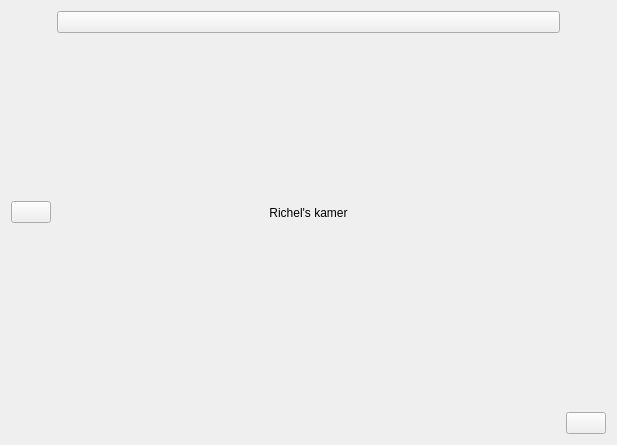
Before: the Qt Designer form kamer_richel.ui in djog/djog_nanos_2018, drawn with Qt 5.
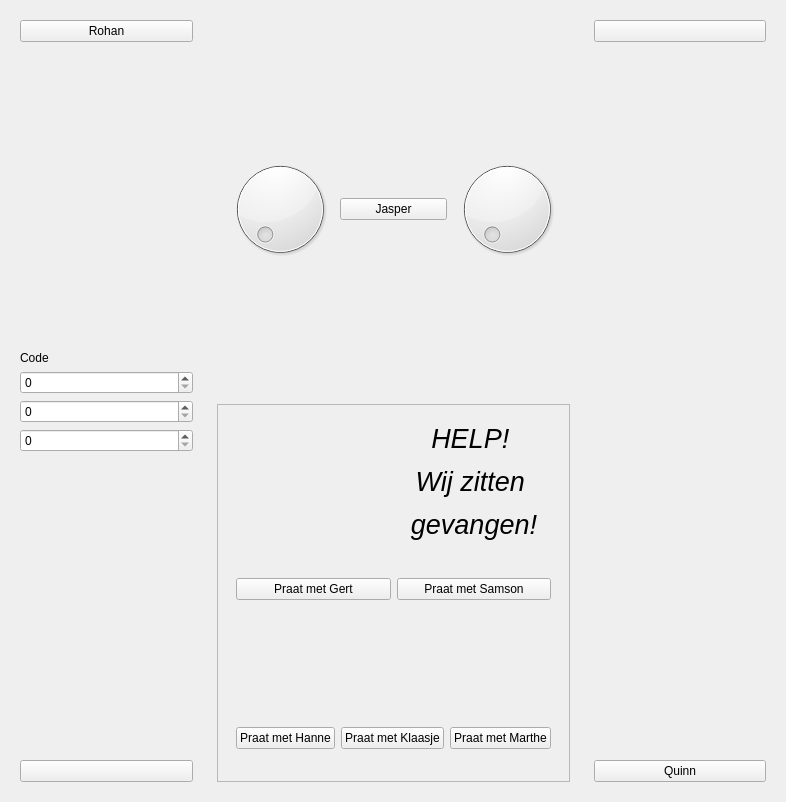
After: the same form once the commit is applied. Icons and pictures are not drawn.

Commit message: Richel heeft een keimooie kamer

```diff
--- a/kamer_richel.ui
+++ b/kamer_richel.ui
@@ -6,52 +6,172 @@
    <rect>
     <x>0</x>
     <y>0</y>
-    <width>617</width>
-    <height>445</height>
+    <width>786</width>
+    <height>802</height>
    </rect>
   </property>
   <property name="windowTitle">
    <string>Form</string>
   </property>
-  <layout class="QGridLayout" name="gridLayout">
-   <item row="1" column="1">
+  <layout class="QHBoxLayout" name="horizontalLayout">
+   <item>
+    <widget class="QWidget" name="widget" native="true">
+     <layout class="QVBoxLayout" name="verticalLayout_4">
+      <item>
     <widget class="QPushButton" name="knop_w">
      <property name="text">
+         <string>Rohan</string>
+        </property>
+       </widget>
+      </item>
+      <item>
+       <spacer name="verticalSpacer_2">
+        <property name="orientation">
+         <enum>Qt::Vertical</enum>
+        </property>
+        <property name="sizeHint" stdset="0">
+         <size>
+          <width>20</width>
+          <height>287</height>
+         </size>
+        </property>
+       </spacer>
+      </item>
+      <item>
+       <widget class="QLabel" name="label_4">
+        <property name="text">
+         <string>Code</string>
+        </property>
+       </widget>
+      </item>
+      <item>
+       <widget class="QSpinBox" name="spinBox_3"/>
+      </item>
+      <item>
+       <widget class="QSpinBox" name="spinBox_2"/>
+      </item>
+      <item>
+       <widget class="QSpinBox" name="spinBox"/>
+      </item>
+      <item>
+       <spacer name="verticalSpacer_3">
+        <property name="orientation">
+         <enum>Qt::Vertical</enum>
+        </property>
+        <property name="sizeHint" stdset="0">
+         <size>
+          <width>20</width>
+          <height>40</height>
+         </size>
+        </property>
+       </spacer>
+      </item>
+      <item>
+       <widget class="QPushButton" name="knop_links_onder">
+        <property name="text">
       <string/>
      </property>
     </widget>
    </item>
-   <item row="3" column="3">
-    <widget class="QPushButton" name="knop_zo">
+     </layout>
+    </widget>
+   </item>
+   <item>
+    <widget class="QWidget" name="widget_3" native="true">
+     <layout class="QVBoxLayout" name="verticalLayout_2">
+      <item>
+       <widget class="QWidget" name="widget_4" native="true">
+        <layout class="QHBoxLayout" name="horizontalLayout_2">
+         <item>
+          <widget class="QDial" name="dial"/>
+         </item>
+         <item>
+          <widget class="QPushButton" name="knop_n">
+           <property name="maximumSize">
+            <size>
+             <width>200</width>
+             <height>16777215</height>
+            </size>
+           </property>
      <property name="text">
+            <string>Jasper</string>
+           </property>
+          </widget>
+         </item>
+         <item>
+          <widget class="QDial" name="dial_2"/>
+         </item>
+        </layout>
+       </widget>
+      </item>
+      <item>
+       <widget class="QFrame" name="frame">
+        <property name="frameShape">
+         <enum>QFrame::StyledPanel</enum>
+        </property>
+        <property name="frameShadow">
+         <enum>QFrame::Raised</enum>
+        </property>
+        <layout class="QVBoxLayout" name="verticalLayout">
+         <item>
+          <widget class="QWidget" name="widget_5" native="true">
+           <layout class="QHBoxLayout" name="horizontalLayout_3">
+            <item>
+             <widget class="QLabel" name="label_3">
+              <property name="text">
       <string/>
      </property>
-    </widget>
-   </item>
-   <item row="1" column="2">
+              <property name="pixmap">
+               <pixmap resource="djog_nanos_2018.qrc">:/plaatjes/samson_en_gert.jpeg</pixmap>
+              </property>
+             </widget>
+            </item>
+            <item>
     <widget class="QLabel" name="label">
-     <property name="sizePolicy">
-      <sizepolicy hsizetype="MinimumExpanding" vsizetype="MinimumExpanding">
-       <horstretch>0</horstretch>
-       <verstretch>0</verstretch>
-      </sizepolicy>
+              <property name="font">
+               <font>
+                <pointsize>20</pointsize>
+                <italic>true</italic>
+               </font>
      </property>
      <property name="text">
-      <string>Richel's kamer</string>
+               <string>&lt;html&gt;&lt;head/&gt;&lt;body&gt;&lt;p&gt;HELP! &lt;/p&gt;&lt;p&gt;Wij zitten &lt;/p&gt;&lt;p&gt;gevangen!&lt;/p&gt;&lt;/body&gt;&lt;/html&gt;</string>
+              </property>
+              <property name="scaledContents">
+               <bool>false</bool>
      </property>
      <property name="alignment">
       <set>Qt::AlignCenter</set>
      </property>
     </widget>
    </item>
-   <item row="0" column="2">
-    <widget class="QPushButton" name="knop_n">
+           </layout>
+          </widget>
+         </item>
+         <item>
+          <widget class="QWidget" name="widget_6" native="true">
+           <layout class="QHBoxLayout" name="horizontalLayout_4">
+            <item>
+             <widget class="QPushButton" name="pushButton">
      <property name="text">
-      <string/>
+               <string>Praat met Gert</string>
      </property>
     </widget>
    </item>
-   <item row="2" column="1" colspan="3">
+            <item>
+             <widget class="QPushButton" name="pushButton_2">
+              <property name="text">
+               <string>Praat met Samson</string>
+              </property>
+             </widget>
+            </item>
+           </layout>
+           <zorder>pushButton</zorder>
+           <zorder>pushButton</zorder>
+           <zorder>pushButton_2</zorder>
+          </widget>
+         </item>
+         <item>
     <widget class="QLabel" name="label_2">
      <property name="text">
       <string/>
@@ -61,14 +181,70 @@
      </property>
     </widget>
    </item>
-   <item row="3" column="1">
-    <widget class="QLabel" name="label_3">
+         <item>
+          <widget class="QWidget" name="widget_7" native="true">
+           <layout class="QHBoxLayout" name="horizontalLayout_5">
+            <item>
+             <widget class="QPushButton" name="pushButton_4">
+              <property name="text">
+               <string>Praat met Hanne</string>
+              </property>
+             </widget>
+            </item>
+            <item>
+             <widget class="QPushButton" name="pushButton_5">
+              <property name="text">
+               <string>Praat met Klaasje</string>
+              </property>
+             </widget>
+            </item>
+            <item>
+             <widget class="QPushButton" name="pushButton_3">
+              <property name="text">
+               <string>Praat met Marthe</string>
+              </property>
+             </widget>
+            </item>
+           </layout>
+          </widget>
+         </item>
+        </layout>
+       </widget>
+      </item>
+     </layout>
+    </widget>
+   </item>
+   <item>
+    <widget class="QWidget" name="widget_2" native="true">
+     <layout class="QVBoxLayout" name="verticalLayout_3">
+      <item>
+       <widget class="QPushButton" name="knop_rechts_boven">
      <property name="text">
       <string/>
      </property>
-     <property name="pixmap">
-      <pixmap resource="djog_nanos_2018.qrc">:/plaatjes/samson_en_gert.jpeg</pixmap>
-     </property>
+       </widget>
+      </item>
+      <item>
+       <spacer name="verticalSpacer">
+        <property name="orientation">
+         <enum>Qt::Vertical</enum>
+        </property>
+        <property name="sizeHint" stdset="0">
+         <size>
+          <width>20</width>
+          <height>701</height>
+         </size>
+        </property>
+       </spacer>
+      </item>
+      <item>
+       <widget class="QPushButton" name="knop_zo">
+        <property name="text">
+         <string>Quinn</string>
+        </property>
+       </widget>
+      </item>
+     </layout>
     </widget>
    </item>
   </layout>
```
Lines whose indentation alone changed are shown as unchanged. The commit also changes 2 other files.
